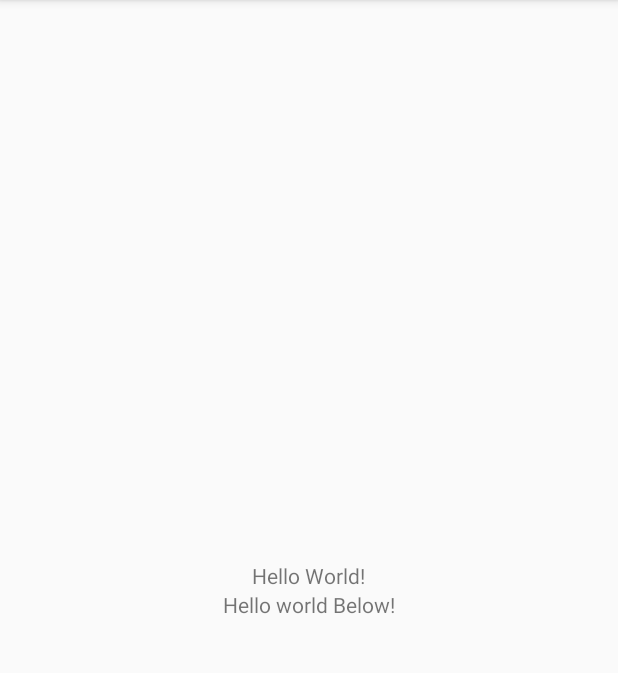
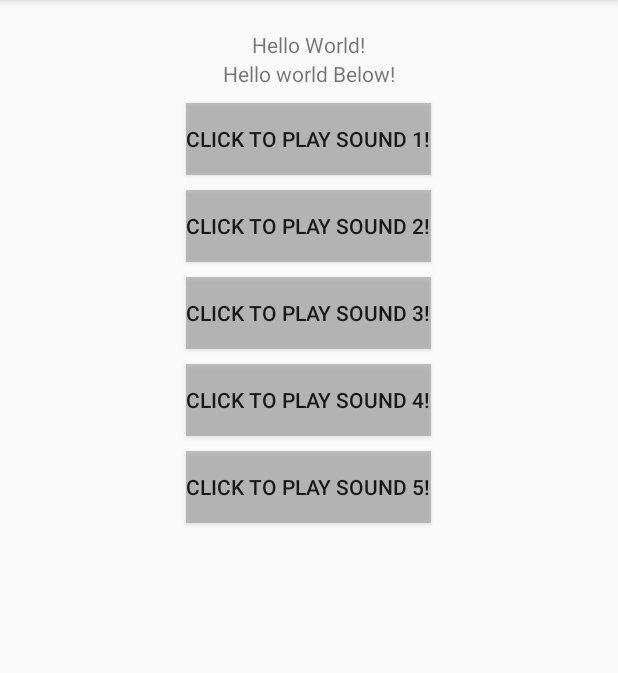
Before and after one commit to Thou168/BT_MathOperation, an Android app: the screen it shows after launch (MainActivity), on a phone screen of 412 x 824 dp, the part 84-757 px from its top. Run offline under Robolectric (Android 15) with nearby library versions, the light colour scheme and no system bars.

Commit message:
sound click

```diff
--- a/app/src/main/java/com/bokor/bt_mathoperation/MainActivity.java
+++ b/app/src/main/java/com/bokor/bt_mathoperation/MainActivity.java
@@ -2,13 +2,28 @@ package com.bokor.bt_mathoperation;
 
 import androidx.appcompat.app.AppCompatActivity;
 
+import android.media.MediaPlayer;
 import android.os.Bundle;
+import android.view.View;
+import android.widget.Button;
 
 public class MainActivity extends AppCompatActivity {
+
+    Button btn_click;
 
     @Override
     protected void onCreate(Bundle savedInstanceState) {
         super.onCreate(savedInstanceState);
         setContentView(R.layout.activity_main);
+
+        btn_click = findViewById(R.id.sound_click);
+        final MediaPlayer mp=MediaPlayer.create(this, R.raw.bells003);
+
+        btn_click.setOnClickListener(new View.OnClickListener() {
+            @Override
+            public void onClick(View view) {
+                mp.start();
+            }
+        });
     }
 }
--- a/app/src/main/res/layout/activity_main.xml
+++ b/app/src/main/res/layout/activity_main.xml
@@ -11,16 +11,60 @@
         android:layout_width="wrap_content"
         android:layout_height="wrap_content"
         android:text="Hello World!"
+        android:layout_marginTop="20dp"
         android:layout_centerInParent="true"
-        app:layout_constraintBottom_toBottomOf="parent"
-        app:layout_constraintLeft_toLeftOf="parent"
-        app:layout_constraintRight_toRightOf="parent"
-        app:layout_constraintTop_toTopOf="parent" />
+        android:layout_alignParentTop="true"/>
     <TextView
+        android:id="@+id/id2"
         android:layout_width="wrap_content"
         android:layout_height="wrap_content"
         android:layout_below="@+id/id1"
         android:text="Hello world Below!"
         android:layout_centerInParent="true"/>
+    <Button
+        android:id="@+id/sound_click"
+        android:layout_width="wrap_content"
+        android:layout_height="wrap_content"
+        android:text="click to play sound 1!"
+        android:layout_centerInParent="true"
+        android:background="#9999"
+        android:layout_marginTop="10dp"
+        android:layout_below="@+id/id2"/>
+    <Button
+        android:id="@+id/sound_click2"
+        android:layout_width="wrap_content"
+        android:layout_height="wrap_content"
+        android:text="click to play sound 2!"
+        android:layout_centerInParent="true"
+        android:background="#9999"
+        android:layout_marginTop="10dp"
+        android:layout_below="@+id/sound_click"/>
+    <Button
+        android:id="@+id/sound_click3"
+        android:layout_width="wrap_content"
+        android:layout_height="wrap_content"
+        android:text="click to play sound 3!"
+        android:layout_centerInParent="true"
+        android:background="#9999"
+        android:layout_marginTop="10dp"
+        android:layout_below="@+id/sound_click2"/>
+    <Button
+        android:id="@+id/sound_click4"
+        android:layout_width="wrap_content"
+        android:layout_height="wrap_content"
+        android:text="click to play sound 4!"
+        android:layout_centerInParent="true"
+        android:background="#9999"
+        android:layout_marginTop="10dp"
+        android:layout_below="@+id/sound_click3"/>
+    <Button
+        android:id="@+id/sound_click5"
+        android:layout_width="wrap_content"
+        android:layout_height="wrap_content"
+        android:text="click to play sound 5!"
+        android:layout_centerInParent="true"
+        android:background="#9999"
+        android:layout_marginTop="10dp"
+        android:layout_below="@+id/sound_click4"/>
 
 </RelativeLayout>
```
Also changed, not shown: 1 other file.
